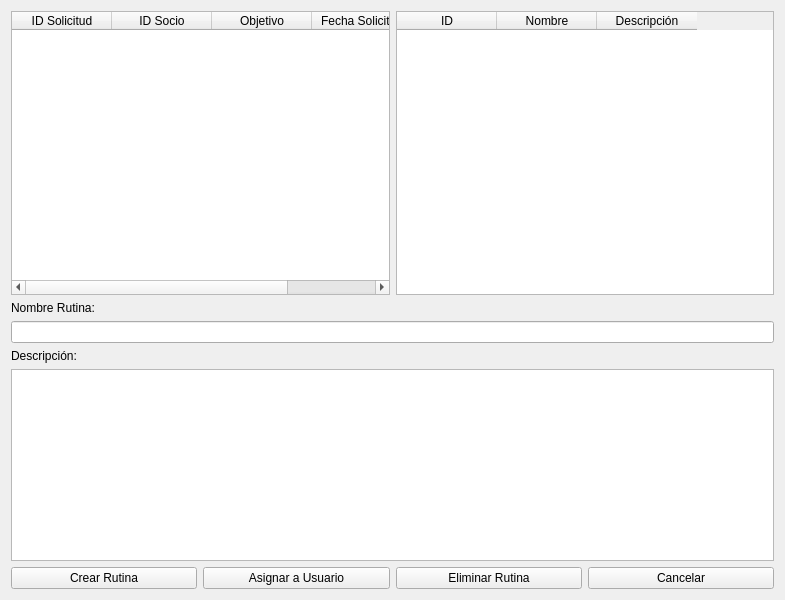
Before: the Qt Designer form src/vista/ui/CrearRutina.ui in OscaarMG/campasgym, drawn with Qt 5.
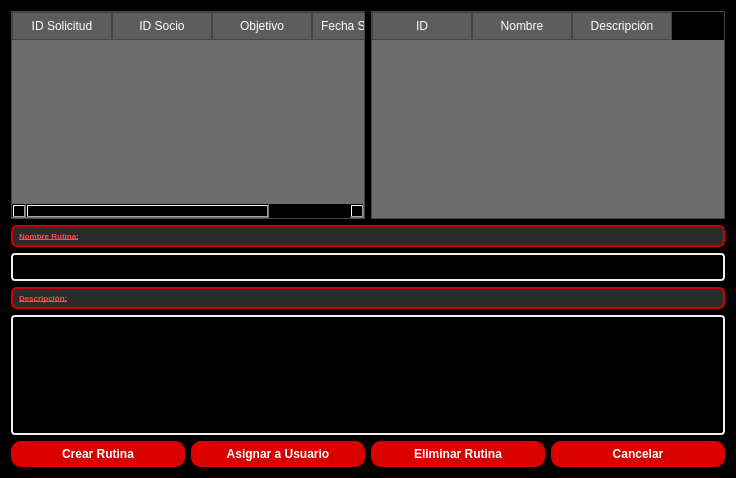
After: the same form once the commit is applied.

```diff
--- a/src/vista/ui/CrearRutina.ui
+++ b/src/vista/ui/CrearRutina.ui
@@ -6,18 +6,108 @@
    <rect>
     <x>0</x>
     <y>0</y>
-    <width>785</width>
-    <height>600</height>
+    <width>736</width>
+    <height>478</height>
    </rect>
   </property>
   <property name="windowTitle">
    <string>Asignar Rutinas</string>
   </property>
+  <property name="styleSheet">
+   <string notr="true">background-color:#000000</string>
+  </property>
   <layout class="QVBoxLayout" name="verticalLayout">
    <item>
     <layout class="QHBoxLayout" name="horizontalTop">
      <item>
       <widget class="QTableWidget" name="tablaSolicitudes">
+       <property name="styleSheet">
+        <string notr="true">QTableWidget {
+    background-color: #6d6d6d;
+    color: white;
+    gridline-color: #888888; 
+    border: 1px solid #444444;
+}
+
+QTableWidget::item {
+    background-color: #7d7d7d;
+    border: 1px solid #555555;
+    padding: 4px;
+}
+
+QTableWidget {
+    background-color: #6d6d6d;
+    color: white;
+    gridline-color: #888888; /* color del borde entre celdas */
+    border: 1px solid #444444;
+}
+
+QTableWidget::item {
+    background-color: #7d7d7d;
+    border: 1px solid #555555;
+    padding: 4px;
+}
+
+QHeaderView::section {
+    background-color: #5d5d5d;
+    color: white;
+    border: 1px solid #444444;
+    padding: 4px;
+}
+
+QTableCornerButton::section {
+    background-color: #6d6d6d;
+    border: 1px solid #555555;
+}
+
+
+QScrollBar:vertical {
+    background: #5d5d5d;  /* Fondo liso, sin textura */
+    width: 12px;
+    margin: 0px;
+    border: none;
+}
+
+QScrollBar::handle:vertical {
+    background: #888888;  /* Parte que se arrastra */
+    min-height: 20px;
+    border-radius: 4px;
+}
+
+QScrollBar::add-line:vertical,
+QScrollBar::sub-line:vertical {
+    height: 0px;
+    background: none;
+    border: none;
+}
+
+QScrollBar:horizontal {
+    background: #5d5d5d;
+    height: 12px;
+    margin: 0px;
+    border: none;
+}
+
+QScrollBar::handle:horizontal {
+    background: #888888;
+    min-width: 20px;
+    border-radius: 4px;
+}
+
+QScrollBar::add-line:horizontal,
+QScrollBar::sub-line:horizontal {
+    width: 0px;
+    background: none;
+    border: none;
+}
+
+QTableWidget QLineEdit {
+    background-color: #5d5d5d;
+    color: white;
+    border: 1px solid #777777;
+    padding: 2px;
+}</string>
+       </property>
        <property name="rowCount">
         <number>0</number>
        </property>
@@ -48,6 +138,93 @@
      </item>
      <item>
       <widget class="QTableWidget" name="tablaRutinas">
+       <property name="styleSheet">
+        <string notr="true">QTableWidget {
+    background-color: #6d6d6d;
+    color: white;
+    gridline-color: #888888; 
+    border: 1px solid #444444;
+}
+
+QTableWidget::item {
+    background-color: #7d7d7d;
+    border: 1px solid #555555;
+    padding: 4px;
+}
+
+QTableWidget {
+    background-color: #6d6d6d;
+    color: white;
+    gridline-color: #888888; 
+    border: 1px solid #444444;
+}
+
+QTableWidget::item {
+    background-color: #7d7d7d;
+    border: 1px solid #555555;
+    padding: 4px;
+}
+
+QHeaderView::section {
+    background-color: #5d5d5d;
+    color: white;
+    border: 1px solid #444444;
+    padding: 4px;
+}
+
+QTableCornerButton::section {
+    background-color: #6d6d6d;
+    border: 1px solid #555555;
+}
+
+
+QScrollBar:vertical {
+    background: #5d5d5d;  
+    width: 12px;
+    margin: 0px;
+    border: none;
+}
+
+QScrollBar::handle:vertical {
+    background: #888888;  
+    min-height: 20px;
+    border-radius: 4px;
+}
+
+QScrollBar::add-line:vertical,
+QScrollBar::sub-line:vertical {
+    height: 0px;
+    background: none;
+    border: none;
+}
+
+QScrollBar:horizontal {
+    background: #5d5d5d;
+    height: 12px;
+    margin: 0px;
+    border: none;
+}
+
+QScrollBar::handle:horizontal {
+    background: #888888;
+    min-width: 20px;
+    border-radius: 4px;
+}
+
+QScrollBar::add-line:horizontal,
+QScrollBar::sub-line:horizontal {
+    width: 0px;
+    background: none;
+    border: none;
+}
+
+QTableWidget QLineEdit {
+    background-color: #5d5d5d;
+    color: white;
+    border: 1px solid #777777;
+    padding: 2px;
+}</string>
+       </property>
        <property name="rowCount">
         <number>0</number>
        </property>
@@ -77,28 +254,98 @@
     <layout class="QVBoxLayout" name="formLayout">
      <item>
       <widget class="QLabel" name="labelNombre">
+       <property name="styleSheet">
+        <string notr="true">QLabel {
+    background-color: #2b2b2b;     
+    color: #ff4c4c;              
+    border: 2px solid #cc0000;     
+    padding: 4px;
+    font-size: 8px;
+    font-weight: bold;
+    border-radius: 6px;
+}
+
+QLabel {
+    text-decoration: underline;
+}</string>
+       </property>
        <property name="text">
         <string>Nombre Rutina:</string>
        </property>
       </widget>
      </item>
      <item>
-      <widget class="QLineEdit" name="inputNombre"/>
+      <widget class="QLineEdit" name="inputNombre">
+       <property name="styleSheet">
+        <string notr="true">QLineEdit {
+    background-color: #000000;
+    border: 1.5px solid #f0f0f0;
+    color: #f0f0f0;
+    padding: 4px;
+    border-radius: 4px;
+}</string>
+       </property>
+      </widget>
      </item>
      <item>
       <widget class="QLabel" name="labelDescripcion">
+       <property name="styleSheet">
+        <string notr="true">QLabel {
+    background-color: #2b2b2b;     
+    color: #ff4c4c;              
+    border: 2px solid #cc0000;     
+    padding: 4px;
+    font-size: 8px;
+    font-weight: bold;
+    border-radius: 6px;
+}
+
+QLabel {
+    text-decoration: underline;
+}</string>
+       </property>
        <property name="text">
         <string>Descripción:</string>
        </property>
       </widget>
      </item>
      <item>
-      <widget class="QTextEdit" name="inputDescripcion"/>
+      <widget class="QTextEdit" name="inputDescripcion">
+       <property name="maximumSize">
+        <size>
+         <width>16777215</width>
+         <height>120</height>
+        </size>
+       </property>
+       <property name="styleSheet">
+        <string notr="true">QTextEdit {
+    background-color: #000000;
+    border: 1.5px solid #f0f0f0;
+    color: #f0f0f0;
+    padding: 2px;
+    border-radius: 4px;
+}</string>
+       </property>
+      </widget>
      </item>
      <item>
       <layout class="QHBoxLayout">
        <item>
         <widget class="QPushButton" name="btnCrear">
+         <property name="styleSheet">
+          <string notr="true">QPushButton {
+    background-color: #da0000;
+    color: white;
+    border-radius: 10px;
+    padding: 6px;
+    font-size: 12px;
+    font-weight: bold;
+}
+
+QPushButton:hover {
+    background-color: #aa0000;
+}</string>
+         </property>
          <property name="text">
           <string>Crear Rutina</string>
          </property>
@@ -106,6 +353,20 @@
        </item>
        <item>
         <widget class="QPushButton" name="btnAsignar">
+         <property name="styleSheet">
+          <string notr="true">QPushButton {
+    background-color: #da0000;
+    color: white;
+    border-radius: 10px;
+    padding: 6px;
+    font-size: 12px;
+    font-weight: bold;
+}
+
+QPushButton:hover {
+    background-color: #aa0000;
+}</string>
+         </property>
          <property name="text">
           <string>Asignar a Usuario</string>
          </property>
@@ -113,6 +374,20 @@
        </item>
        <item>
         <widget class="QPushButton" name="btnEliminar">
+         <property name="styleSheet">
+          <string notr="true">QPushButton {
+    background-color: #da0000;
+    color: white;
+    border-radius: 10px;
+    padding: 6px;
+    font-size: 12px;
+    font-weight: bold;
+}
+
+QPushButton:hover {
+    background-color: #aa0000;
+}</string>
+         </property>
          <property name="text">
           <string>Eliminar Rutina</string>
          </property>
@@ -120,6 +395,20 @@
        </item>
        <item>
         <widget class="QPushButton" name="btnCancelar">
+         <property name="styleSheet">
+          <string notr="true">QPushButton {
+    background-color: #da0000;
+    color: white;
+    border-radius: 10px;
+    padding: 6px;
+    font-size: 12px;
+    font-weight: bold;
+}
+
+QPushButton:hover {
+    background-color: #aa0000;
+}</string>
+         </property>
          <property name="text">
           <string>Cancelar</string>
          </property>
```
